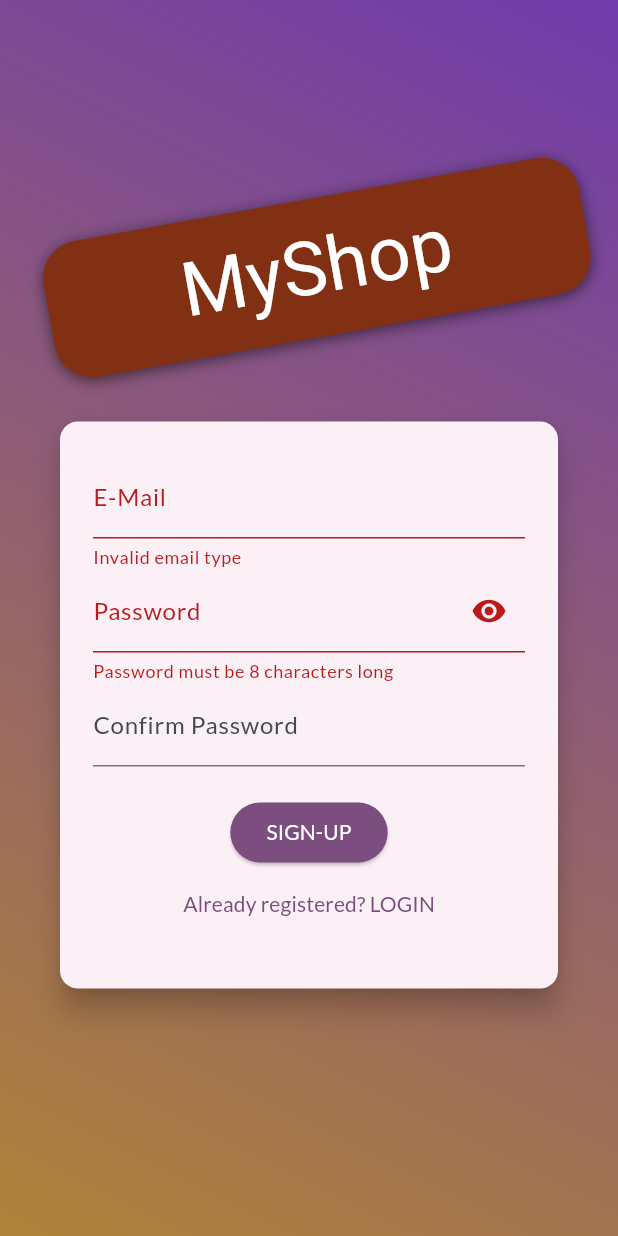
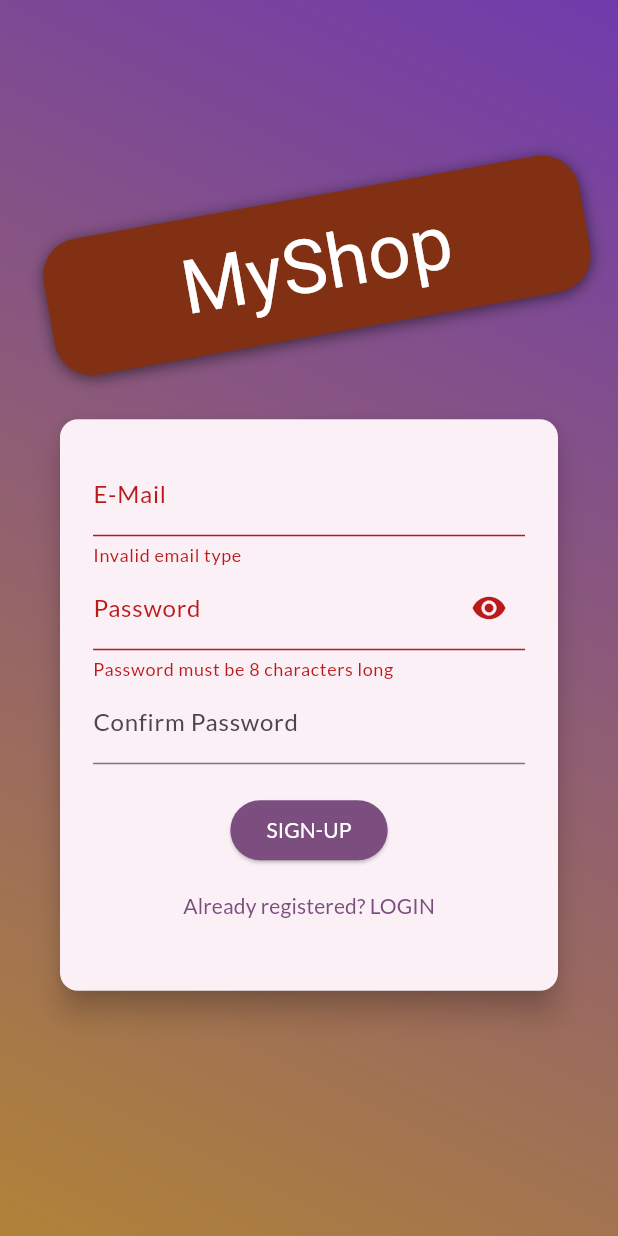
Before and after one commit to RichFlair/shop_app, a Flutter app: the screen it shows after launch, after a tap on "LOGIN", after a tap on "Not registered? SIGNUP", on a phone screen of 412 x 824 dp. Run offline on Flutter 3.47's test engine with Material 2 defaults, Android fonts, the phone set to English and light mode, and no system bars; Roboto replaces fonts that are missing (Anon).

Commit message:
adding user signup

```diff
--- a/lib/screens/auth_screen.dart
+++ b/lib/screens/auth_screen.dart
@@ -116,11 +116,6 @@ class _AuthCardState extends State<AuthCard> {
     setState(() {
       _isLoading = false;
     });
-    //     .then((value) {
-    //   setState(() {
-    //     _isLoading = false;
-    //   });
-    // });
   }
 
   @override
@@ -231,6 +226,9 @@ class _AuthCardState extends State<AuthCard> {
                                 ? const Text('LOGIN')
                                 : const Text('SIGN-UP'),
                           ),
+                    const SizedBox(
+                      height: 3,
+                    ),
                     // button to switch between login and signup screen
                     TextButton(
                       onPressed: () {
```
